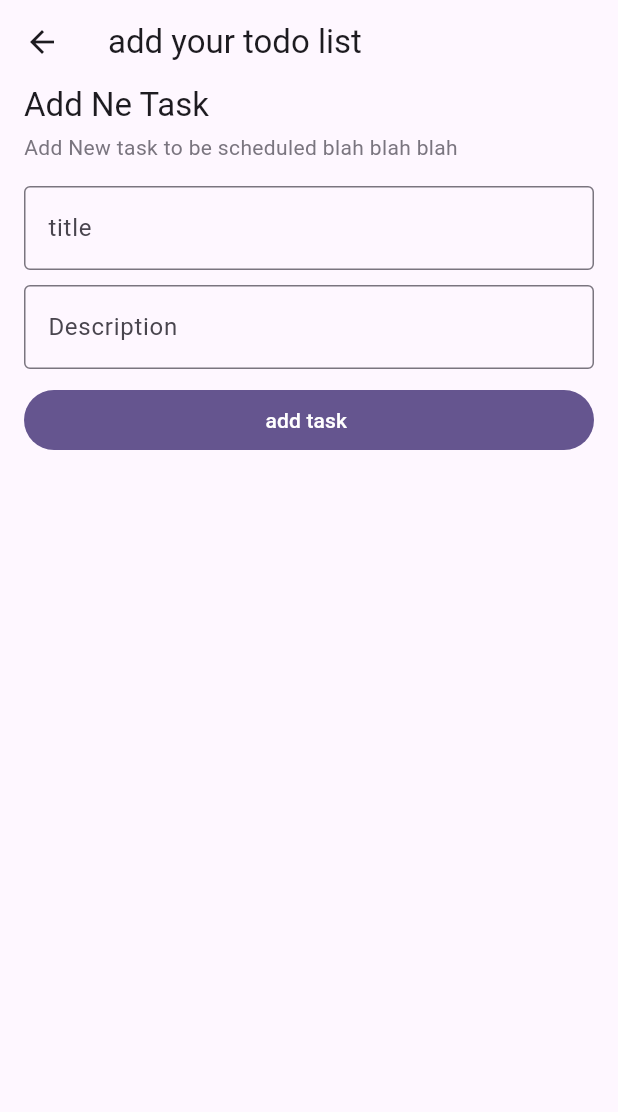
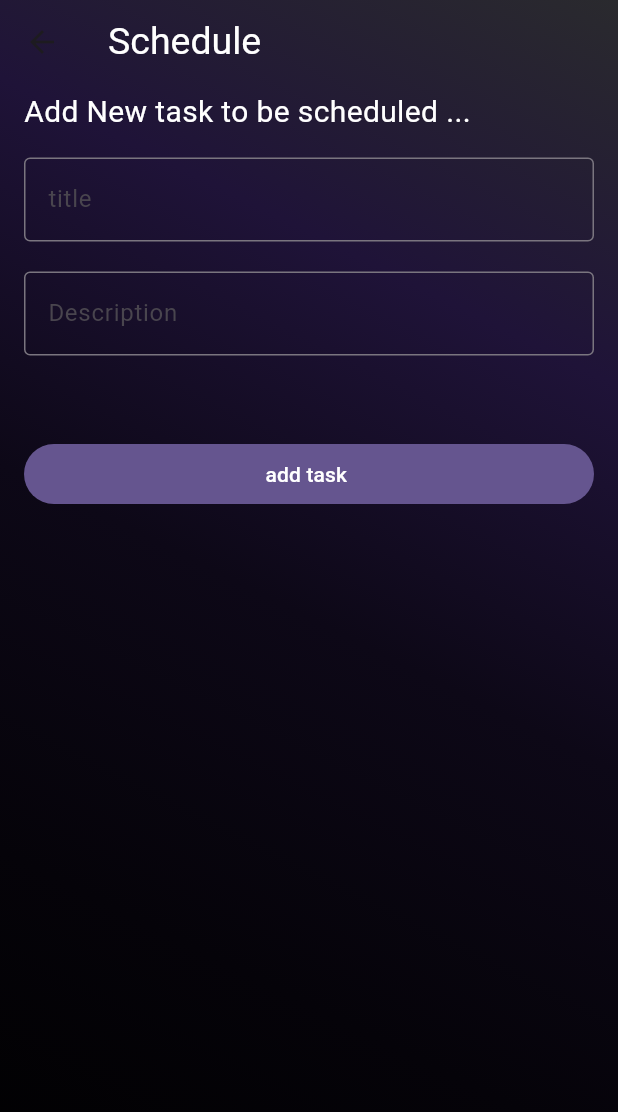
Before and after one commit to Abdelrahman-Nashaat/to_do_app3, a Flutter app: the screen it shows after launch, after a tap on the "add" icon, on a phone screen of 412 x 824 dp. Shown: the top 1112 px of the screen. Run offline on Flutter 3.47's test engine with Material 3 defaults, Android fonts, the phone set to English and light mode, and no system bars; our stand-ins replace sqflite; accounts and stored records are empty.

Commit message:
update the add_task_screan and app background

```diff
--- a/lib/core/database/local_db.dart
+++ b/lib/core/database/local_db.dart
@@ -1,4 +1,3 @@
-import 'package:path/path.dart';
 import 'package:sqflite/sqflite.dart';
 
 late Database database;
--- a/lib/features/add_task/add_task_screan.dart
+++ b/lib/features/add_task/add_task_screan.dart
@@ -17,36 +17,53 @@ class _AddTaskScreenState extends State<AddTaskScreen> {
 
   @override
   Widget build(BuildContext context) {
-    return Scaffold(
-
+    return Container(
+      decoration: const BoxDecoration(
+          gradient: LinearGradient(
+              begin: Alignment.topRight,
+              end: Alignment.bottomLeft,
+              colors: [
+            Color(0xff2A2A2E),
+            Color(0xff1F1338),
+            Color(0xff0D0817),
+            Color(0xff050309),
+            Color(0xff000000),
+          ])),
+      child: Scaffold(
+          backgroundColor: Colors.transparent,
           appBar: AppBar(
-          title: Text("add your todo list",),
+            backgroundColor: Colors.transparent,
+            title: const Text(
+              "Schedule",
+              style: TextStyle(color: Colors.white, fontSize: 25),
             ),
-
-
-
-
-
+          ),
           body: SafeArea(
-
               child: Form(
             key: formKey,
             child: Padding(
-            padding: const EdgeInsets.symmetric(
-              horizontal: 16
-            ),
+              padding: const EdgeInsets.symmetric(horizontal: 16),
               child: Column(
                 crossAxisAlignment: CrossAxisAlignment.start,
                 children: [
-                Text("Add Ne Task",style: Theme.of(context).textTheme.titleLarge,),
+                  //  Text(
+                  //       "Add New one",
+                  //  style: TextStyle(color: Colors.white),
+                  //           style: Theme.of(context).textTheme.titleLarge,
+                  //  ),
 
-                SizedBox(
+                  const SizedBox(
                     height: 4,
                   ),
-              Text("Add New task to be scheduled blah blah blah",style: Theme.of(context).textTheme.bodyMedium?.copyWith(
-                color: Theme.of(context).colorScheme.outline
-              ),),
-              SizedBox(height: 16,),
+                  Text(
+                    "Add New task to be scheduled ...",
+                    style: TextStyle(color: Colors.white, fontSize: 20),
+                    // style: Theme.of(context).textTheme.bodyMedium?.copyWith(
+                    //    color: Theme.of(context).colorScheme.outline),
+                  ),
+                  const SizedBox(
+                    height: 16,
+                  ),
                   // task extract this textfomfiled as sheared widget
                   //  task stack of nav
                   TextFormField(
@@ -57,11 +74,13 @@ class _AddTaskScreenState extends State<AddTaskScreen> {
                       }
                       return null;
                     },
-                  decoration: InputDecoration(
-                      labelText: "title", ),
+                    decoration: const InputDecoration(
+                      labelText: "title",
+                      hintStyle: TextStyle(color: Colors.white),
                     ),
-                SizedBox(
-                  height: 10,
+                  ),
+                  const SizedBox(
+                    height: 20,
                   ),
                   TextFormField(
                     controller: desccontroller,
@@ -71,12 +90,14 @@ class _AddTaskScreenState extends State<AddTaskScreen> {
                       }
                       return null;
                     },
-                  decoration: InputDecoration(
-                      labelText: "Description", ),
+                    decoration: const InputDecoration(
+                      labelText: "Description",
+                      hintStyle: TextStyle(color: Colors.white),
+                    ),
                   ),
 
-                SizedBox(
-                  height: 10,
+                  const SizedBox(
+                    height: 55,
                   ),
 
                   SizedBox(
@@ -84,7 +105,6 @@ class _AddTaskScreenState extends State<AddTaskScreen> {
                     child: FilledButton(
                         onPressed: () {
                           if (formKey.currentState!.validate()) {
-
                             Navigator.pop(context, {
                               "title": titlecontroller.text,
                               "description": desccontroller.text
@@ -92,11 +112,12 @@ class _AddTaskScreenState extends State<AddTaskScreen> {
                             print("done");
                           }
                         },
-                      child: Text("add task ")),
+                        child: const Text("add task ")),
                   )
                 ],
               ),
             ),
-        )));
+          ))),
+    );
   }
 }
--- a/lib/features/home/card/widgets/todo_card.dart
+++ b/lib/features/home/card/widgets/todo_card.dart
@@ -17,7 +17,8 @@ class CardTodolist extends StatelessWidget {
       width: 200,
       height: 150,
       decoration: BoxDecoration(
-          color: Color(0xff3C1F7B), borderRadius: BorderRadius.circular(12.0)),
+          color: const Color(0xff3C1F7B),
+          borderRadius: BorderRadius.circular(12.0)),
       child: Padding(
         padding: const EdgeInsets.all(14.0),
         child: Column(
@@ -27,39 +28,39 @@ class CardTodolist extends StatelessWidget {
           children: [
             Row(
               children: [
-                Text(
+                const Text(
                   'Name :   ',
                   style: TextStyle(color: Colors.white),
                 ),
                 Text(
                   title,
-                  style: TextStyle(color: Colors.white),
+                  style: const TextStyle(color: Colors.white),
                 ),
               ],
             ),
-            SizedBox(
+            const SizedBox(
               height: 10,
             )
             // Another Row for Description and its desc
             ,
             Row(
               children: [
-                Text(
+                const Text(
                   'Description :   ',
                   style: TextStyle(color: Colors.white),
                 ),
                 Text(
                   desc,
-                  style: TextStyle(color: Colors.white),
+                  style: const TextStyle(color: Colors.white),
                 ),
               ],
             ),
-            Spacer(),
+            const Spacer(),
             Row(
               children: [
                 IconButton(
                     onPressed: onDelete,
-                    icon: Icon(
+                    icon: const Icon(
                       Icons.delete,
                       color: Colors.white,
                     )),
--- a/lib/features/home/home_screan.dart
+++ b/lib/features/home/home_screan.dart
@@ -25,7 +25,7 @@ import '../tabs_for_tabpar/schedule/schedule.dart';
 import '../tabs_for_tabpar/note/note.dart';
 
 class HomeScrean extends StatefulWidget {
-  const HomeScrean({Key? key}) : super(key: key);
+  const HomeScrean({super.key});
 
   @override
   _HomeScrean createState() => _HomeScrean();
@@ -68,22 +68,28 @@ class _HomeScrean extends State<HomeScrean>
   @override
   Widget build(BuildContext context) {
     return Container(
-      decoration: BoxDecoration(
+      decoration: const BoxDecoration(
           gradient: LinearGradient(
               begin: Alignment.topRight,
               end: Alignment.bottomLeft,
-              colors: [Color(0xff3A3372), Color(0xff3A3372)])),
+              colors: [
+            Color(0xff2A2A2E),
+            Color(0xff1F1338),
+            Color(0xff0D0817),
+            Color(0xff050309),
+            Color(0xff000000),
+          ])),
       child: Scaffold(
           backgroundColor: Colors.transparent,
           appBar: AppBar(
             backgroundColor: Colors.transparent,
-            title: Text(
+            title: const Text(
               "on.time",
               style: TextStyle(
                 color: Colors.white,
               ),
             ),
-            actions: [
+            actions: const [
               Icon(
                 Icons.notifications,
                 color: Colors.white,
@@ -96,34 +102,34 @@ class _HomeScrean extends State<HomeScrean>
           ),
           body: SingleChildScrollView(
             child: Padding(
-              padding: EdgeInsets.symmetric(horizontal: 20),
+              padding: const EdgeInsets.symmetric(horizontal: 20),
               child: Container(
                 color: Colors.transparent,
                 height: MediaQuery.of(context).size.height,
                 child: Column(
                   children: [
-                    SizedBox(height: 30),
+                    const SizedBox(height: 30),
                     Container(
                       // height: 50,
                       width: MediaQuery.of(context).size.height,
                       decoration: BoxDecoration(
-                          color: Color(0xff3C1F7B),
+                          color: const Color(0xff3C1F7B),
                           borderRadius: BorderRadius.circular(5)),
                       child: Column(
                         children: [
                           Padding(
-                            padding: EdgeInsets.all(5),
+                            padding: const EdgeInsets.all(5),
                             child: TabBar(
                               unselectedLabelColor: Colors.white,
                               labelColor: Colors.white,
                               indicatorColor: Colors.transparent,
                               indicatorWeight: 2,
                               indicator: BoxDecoration(
-                                color: Color(0xff272430),
+                                color: const Color(0xff272430),
                                 borderRadius: BorderRadius.circular(5),
                               ),
                               controller: tabController,
-                              tabs: [
+                              tabs: const [
                                 Tab(
                                   text: '           Schedule                ',
                                 ),
@@ -139,7 +145,7 @@ class _HomeScrean extends State<HomeScrean>
                     Expanded(
                       child: TabBarView(
                         controller: tabController,
-                        children: [
+                        children: const [
                           Tab1(),
                           Tab2(),
                         ],
@@ -151,10 +157,12 @@ class _HomeScrean extends State<HomeScrean>
             ),
           ),
           floatingActionButton: FloatingActionButton(
-              child: Icon(Icons.add),
+              child: const Icon(Icons.add),
               onPressed: () async {
-                final res = await Navigator.push(context,
-                    MaterialPageRoute(builder: (context) => AddTaskScreen()));
+                final res = await Navigator.push(
+                    context,
+                    MaterialPageRoute(
+                        builder: (context) => const AddTaskScreen()));
 
                 if (res != null) {
                   //3
--- a/lib/features/tabs_for_tabpar/note/note.dart
+++ b/lib/features/tabs_for_tabpar/note/note.dart
@@ -1,12 +1,11 @@
-
 import 'package:flutter/material.dart';
 
 class Tab2 extends StatelessWidget {
-  const Tab2({Key? key}) : super(key: key);
+  const Tab2({super.key});
 
   @override
   Widget build(BuildContext context) {
-    return Scaffold(
+    return const Scaffold(
       body: Center(child: Text('Tab 2')),
     );
   }
--- a/lib/features/tabs_for_tabpar/schedule/schedule.dart
+++ b/lib/features/tabs_for_tabpar/schedule/schedule.dart
@@ -43,16 +43,22 @@ class _Tab1State extends State<Tab1> {
     //text
     //float
     return Container(
-      decoration: BoxDecoration(
+      decoration: const BoxDecoration(
           gradient: LinearGradient(
               begin: Alignment.topRight,
               end: Alignment.bottomLeft,
-              colors: [Color(0xff3A3372), Color(0xff3A3372)])),
+              colors: [
+            Color(0xff2A2A2E),
+            Color(0xff1F1338),
+            Color(0xff0D0817),
+            Color(0xff050309),
+            Color(0xff000000),
+          ])),
       child: Scaffold(
           backgroundColor: Colors.transparent,
           appBar: AppBar(
             backgroundColor: Colors.transparent,
-            title: Text(
+            title: const Text(
               "Taskes                                             ",
               style: TextStyle(color: Colors.white),
             ),
@@ -66,11 +72,11 @@ class _Tab1State extends State<Tab1> {
                       child: Center(
                         child: Container(
                           decoration: BoxDecoration(
-                              color: Color(0xff3C1F7B),
+                              color: const Color(0xff3C1F7B),
                               borderRadius: BorderRadius.circular(11)),
                           width: 193,
                           height: 36,
-                          child: Center(
+                          child: const Center(
                             child: Text(
                               'You Didn’t Have Any Schedule.',
                               style: TextStyle(
@@ -82,11 +88,11 @@ class _Tab1State extends State<Tab1> {
                         ),
                       ),
                     ),
-                    FilledButton(onPressed: () {}, child: Text("Button"))
+                    FilledButton(onPressed: () {}, child: const Text("Button"))
                   ],
                 )
               : Padding(
-                  padding: EdgeInsets.all(16),
+                  padding: const EdgeInsets.all(16),
                   child: ListView.builder(
                       itemCount: tasks.length,
                       itemBuilder: (context, index) {
--- a/lib/main.dart
+++ b/lib/main.dart
@@ -15,17 +15,18 @@ class MyApp extends StatelessWidget {
   Widget build(BuildContext context) {
     return MaterialApp(
       darkTheme: ThemeData(
-          textTheme: TextTheme(),
+          textTheme: const TextTheme(),
           inputDecorationTheme:
-              InputDecorationTheme(border: OutlineInputBorder()),
+              const InputDecorationTheme(border: OutlineInputBorder()),
           colorScheme: ColorScheme.fromSeed(
-              seedColor: Color(0xff3C1F7B), brightness: Brightness.dark)),
+              seedColor: const Color(0xff3C1F7B), brightness: Brightness.dark)),
       themeMode: ThemeMode.light,
       theme: ThemeData(
           inputDecorationTheme:
-              InputDecorationTheme(border: OutlineInputBorder()),
-          colorScheme: ColorScheme.fromSeed(seedColor: Color(0xff3C1F7B))),
-      home: HomeScrean(),
+              const InputDecorationTheme(border: OutlineInputBorder()),
+          colorScheme:
+              ColorScheme.fromSeed(seedColor: const Color(0xff3C1F7B))),
+      home: const HomeScrean(),
     );
   }
 }
```
Also changed, not shown: some_screans_for_the_app/image_1/image.png (added), some_screans_for_the_app/image_2/image.png (added). Lines whose indentation alone changed are shown as unchanged.
